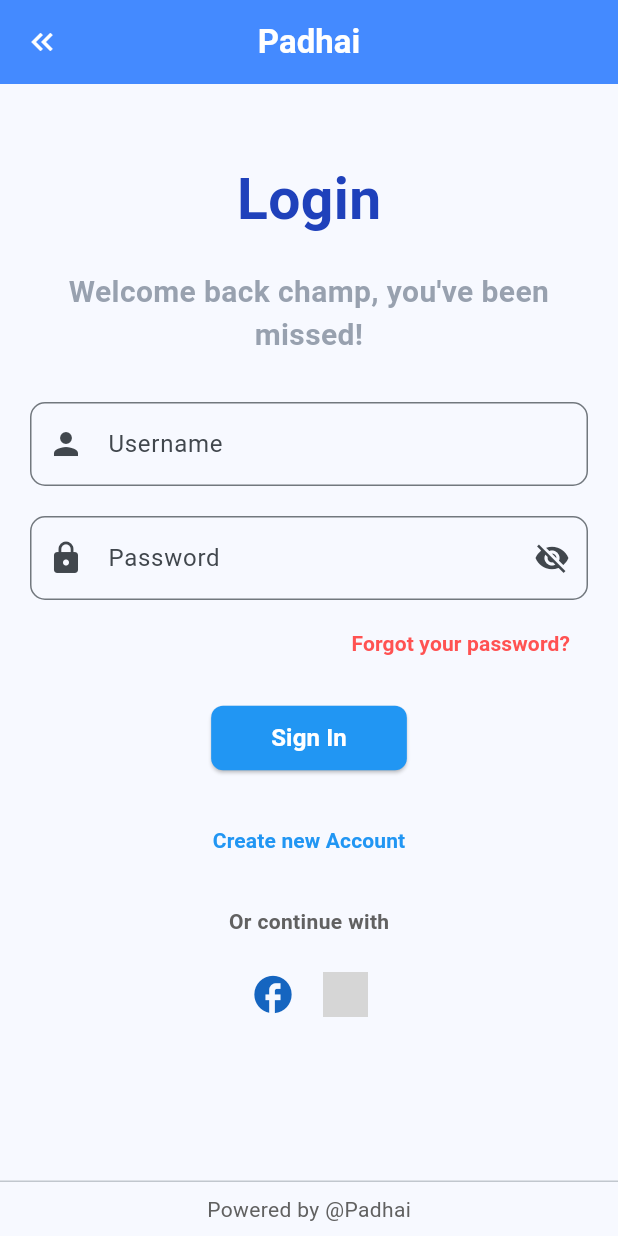
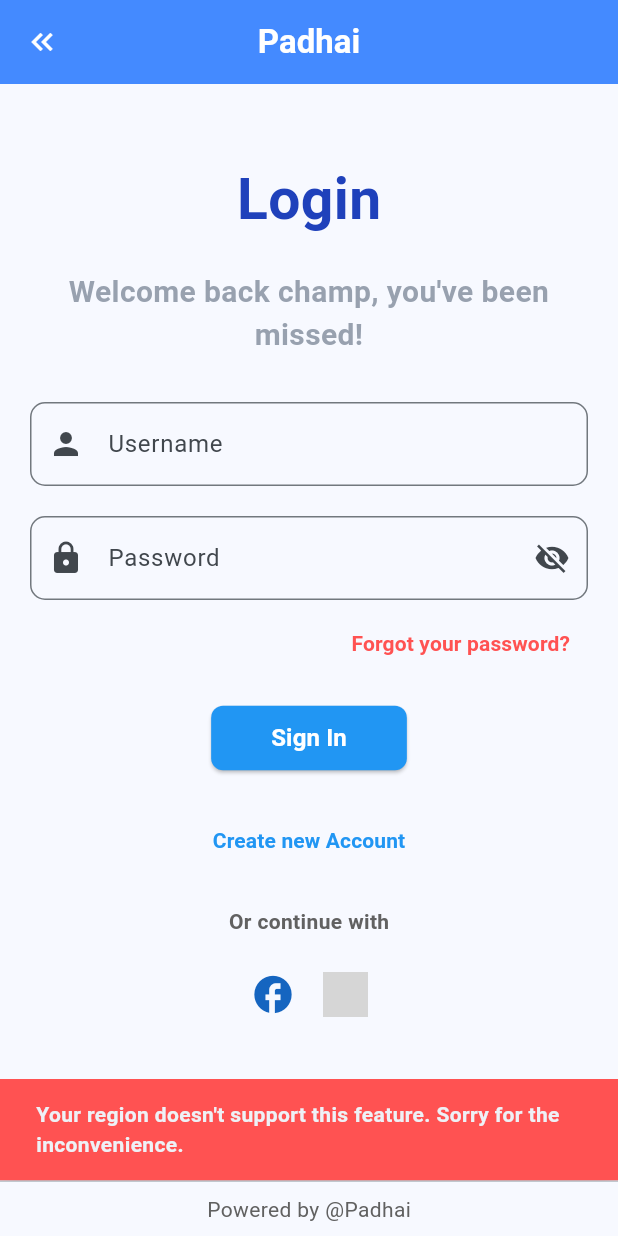
Before and after one commit to AnantKumarSingh26/Redesigned-Padhai, a Flutter app: the LoginPage screen opened directly, after a tap on the "facebook" icon, on a phone screen of 412 x 824 dp. Run offline on Flutter 3.47's test engine with Material 3 defaults, Android fonts, the phone set to English and light mode, and no system bars; Roboto replaces fonts that are missing (Poppins); grey boxes are pictures that could not be loaded.

Commit message:
Fixed login external login ssue

```diff
--- a/lib/login.dart
+++ b/lib/login.dart
@@ -109,7 +109,7 @@ class _LoginPageState extends State<LoginPage> {
                     Navigator.push(
                       context,
                       MaterialPageRoute(
-                        builder: (context) =>  DashboardSelectionScreen(),
+                        builder: (context) => DashboardSelectionScreen(),
                       ),
                     );
                   },
@@ -170,7 +170,9 @@ class _LoginPageState extends State<LoginPage> {
                 mainAxisAlignment: MainAxisAlignment.center,
                 children: [
                   IconButton(
-                    onPressed: () {},
+                    onPressed: () {
+                      bottompopup(context);
+                    },
                     icon: Icon(
                       Icons.facebook,
                       color: Colors.blue[800],
@@ -178,14 +180,15 @@ class _LoginPageState extends State<LoginPage> {
                     ),
                   ),
                   IconButton(
-                    onPressed: () {},
+                    onPressed: () {
+                      bottompopup(context);
+                    },
                     icon: Image.asset(
-                    'assets/images/google.png',
+                      'assets/images/google.png',
                       width: isTablet ? 40 : 30, // Responsive icon size
                       height: isTablet ? 40 : 30,
                     ),
                   ),
-
                 ],
               ),
             ],
@@ -193,7 +196,12 @@ class _LoginPageState extends State<LoginPage> {
         ),
       ),
       persistentFooterButtons: [
-        Center(child: Text('Powered by @Padhai', style: TextStyle(color: Colors.grey[700]))),
+        Center(
+          child: Text(
+            'Powered by @Padhai',
+            style: TextStyle(color: Colors.grey[700]),
+          ),
+        ),
       ],
     );
   }
@@ -239,3 +247,16 @@ class _PasswordTextField extends StatelessWidget {
     );
   }
 }
+
+bottompopup(BuildContext context) {
+  ScaffoldMessenger.of(context).showSnackBar(
+    SnackBar(
+      content: Text(
+        "Your region doesn't support this feature. Sorry for the inconvenience.",
+        style: TextStyle(fontFamily: 'Poppins', fontWeight: FontWeight.bold),
+      ),
+      backgroundColor: Colors.redAccent,
+      duration: Duration(seconds: 3),
+    ),
+  );
+}
```
